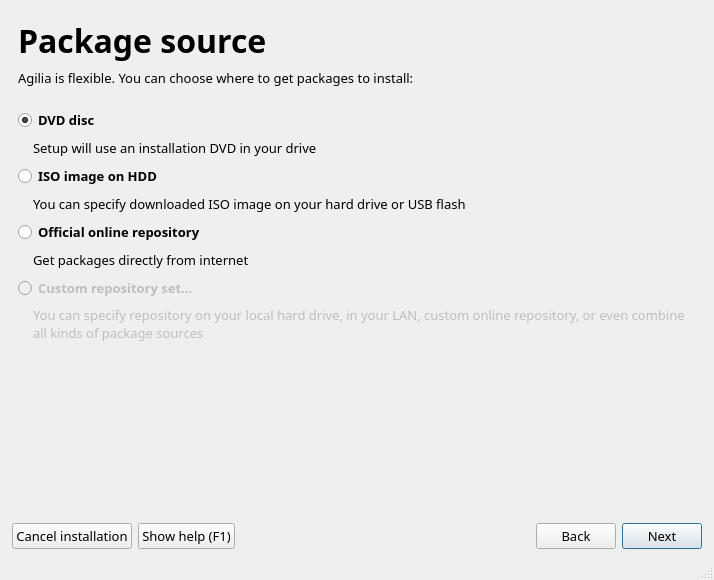
First picture: the form in guiinstaller/guisetup/mainwindow.ui, repository aix27249/mpkg, before the edit.
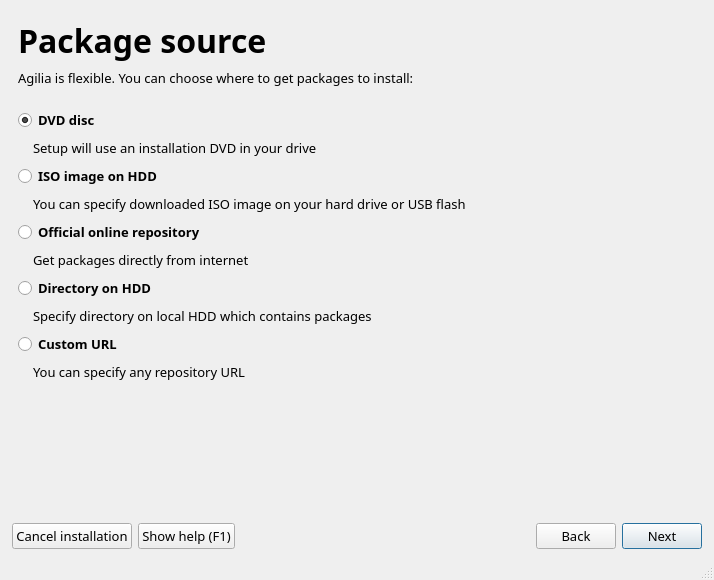
Second picture: the form after the edit. The open tabs and pages were chosen to show the change. Icons and pictures are not drawn.

Commit message: added HDD installation

What changed in the file:
```diff
--- a/guiinstaller/guisetup/mainwindow.ui
+++ b/guiinstaller/guisetup/mainwindow.ui
@@ -566,7 +566,7 @@
        </layout>
       </widget>
       <widget class="QWidget" name="pkgSourcePage">
-       <layout class="QVBoxLayout" name="verticalLayout_10">
+       <layout class="QVBoxLayout" name="verticalLayout_9">
         <item>
          <layout class="QHBoxLayout" name="horizontalLayout_34">
           <item>
@@ -655,10 +655,6 @@
          </spacer>
         </item>
         <item>
-         <layout class="QHBoxLayout" name="horizontalLayout_12">
-          <item>
-           <layout class="QVBoxLayout" name="verticalLayout_9">
-            <item>
              <widget class="QRadioButton" name="pkgSourceDVDRadioButton">
               <property name="font">
                <font>
@@ -820,10 +816,63 @@
               </item>
              </layout>
             </item>
+        <item>
+         <widget class="QRadioButton" name="pkgSourceHDDRadioButton">
+          <property name="font">
+           <font>
+            <weight>75</weight>
+            <bold>true</bold>
+           </font>
+          </property>
+          <property name="text">
+           <string>Directory on HDD</string>
+          </property>
+          <property name="icon">
+           <iconset resource="mainwindow.qrc">
+            <normaloff>:/setupRoots/icons/drive-harddisk.png</normaloff>:/setupRoots/icons/drive-harddisk.png</iconset>
+          </property>
+          <property name="iconSize">
+           <size>
+            <width>36</width>
+            <height>36</height>
+           </size>
+          </property>
+         </widget>
+        </item>
+        <item>
+         <layout class="QHBoxLayout" name="horizontalLayout_12">
+          <item>
+           <spacer name="horizontalSpacer_35">
+            <property name="orientation">
+             <enum>Qt::Horizontal</enum>
+            </property>
+            <property name="sizeType">
+             <enum>QSizePolicy::Fixed</enum>
+            </property>
+            <property name="sizeHint" stdset="0">
+             <size>
+              <width>15</width>
+              <height>20</height>
+             </size>
+            </property>
+           </spacer>
+          </item>
+          <item>
+           <widget class="QLabel" name="label_33">
+            <property name="text">
+             <string>Specify directory on local HDD which contains packages</string>
+            </property>
+            <property name="wordWrap">
+             <bool>true</bool>
+            </property>
+           </widget>
+          </item>
+         </layout>
+        </item>
             <item>
              <widget class="QRadioButton" name="pkgSourceCustomRadioButton">
               <property name="enabled">
-               <bool>false</bool>
+           <bool>true</bool>
               </property>
               <property name="font">
                <font>
@@ -832,7 +881,7 @@
                </font>
               </property>
               <property name="text">
-               <string>Custom repository set...</string>
+           <string>Custom URL</string>
               </property>
               <property name="icon">
                <iconset resource="mainwindow.qrc">
@@ -840,8 +889,8 @@
               </property>
               <property name="iconSize">
                <size>
-                <width>48</width>
-                <height>48</height>
+            <width>36</width>
+            <height>36</height>
                </size>
               </property>
              </widget>
@@ -867,10 +916,10 @@
               <item>
                <widget class="QLabel" name="label_9">
                 <property name="enabled">
-                 <bool>false</bool>
+             <bool>true</bool>
                 </property>
                 <property name="text">
-                 <string>You can specify repository on your local hard drive, in your LAN, custom online repository, or even combine all kinds of package sources</string>
+             <string>You can specify any repository URL</string>
                 </property>
                 <property name="wordWrap">
                  <bool>true</bool>
@@ -887,14 +936,10 @@
               <property name="sizeHint" stdset="0">
                <size>
                 <width>20</width>
-                <height>40</height>
+            <height>77</height>
                </size>
               </property>
              </spacer>
-            </item>
-           </layout>
-          </item>
-         </layout>
         </item>
        </layout>
       </widget>
```
Left out of the diff: 14 changed lines with no effect on the pictures. Lines whose indentation alone changed are shown as unchanged. The commit also changes 2 other files.
